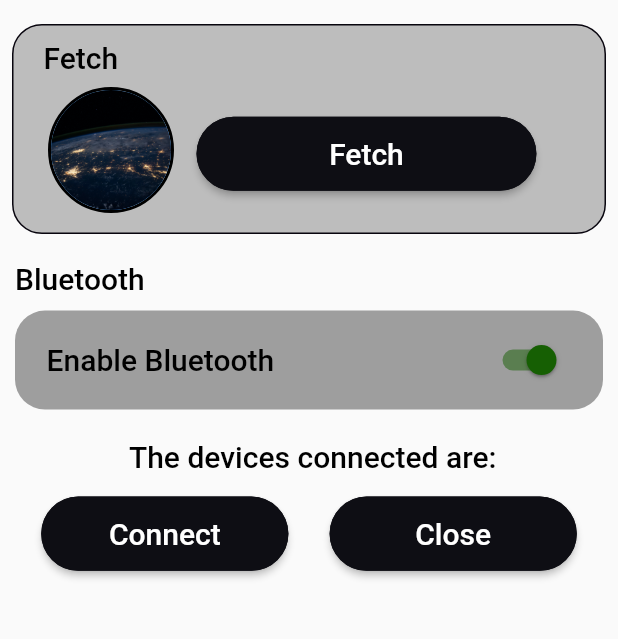
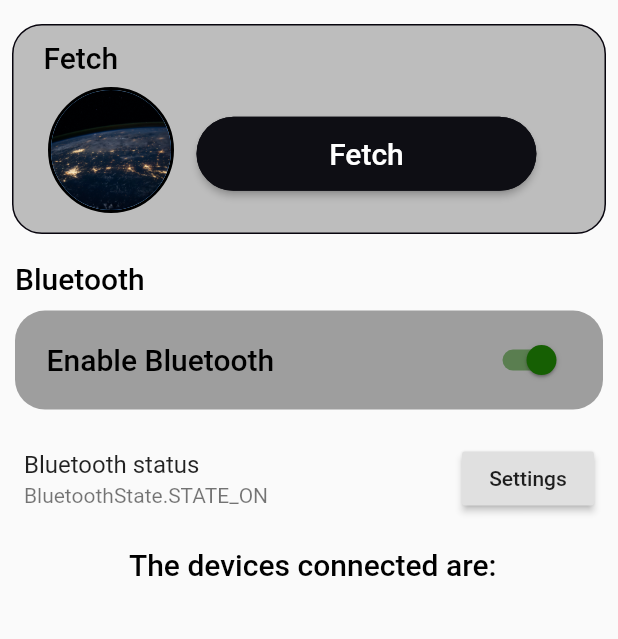
Before and after one commit to emilio-kariuki/wapi_registration, a Flutter app: the screen it shows after launch, on a phone screen of 412 x 824 dp, the part 54-693 px from its top. Run offline on Flutter 3.47's test engine with Material 2 defaults, Android fonts, the phone set to English and light mode, and no system bars; our stand-ins replace dropdown_formfield, flutter_bluetooth_serial, fluttertoast, get, google_fonts and 1 more; missing offline and left inert: dart:ffi, flutter_svprogresshud.

Commit message:
Fixed all the bluetooth issues

```diff
--- a/lib/screens/Home.dart
+++ b/lib/screens/Home.dart
@@ -1,4 +1,4 @@
-// ignore_for_file: unrelated_type_equality_checks
+// ignore_for_file: unrelated_type_equality_checks, deprecated_member_use
 
 import 'dart:async';
 import 'dart:ffi';
@@ -9,8 +9,9 @@ import 'package:flutter/material.dart';
 import 'package:fluttertoast/fluttertoast.dart';
 import 'package:get/get.dart';
 import 'package:google_fonts/google_fonts.dart';
-import 'package:wapi/screens/connect.dart';
 import 'package:wapi/screens/entry.dart';
+
+import 'DetailPage.dart';
 
 class Home extends StatefulWidget {
   final bool start;
@@ -20,97 +21,66 @@ class Home extends StatefulWidget {
   State<Home> createState() => _HomeState();
 }
 
-class _HomeState extends State<Home> {
-  List<bool> isSelected = [true, false];
-  bool status = false;
-
-  late StreamSubscription<BluetoothDiscoveryResult> _streamSubscription;
-  List<BluetoothDiscoveryResult> results = [];
-  late bool isDiscovering;
+class _HomeState extends State<Home> with WidgetsBindingObserver {
   BluetoothState _bluetoothState = BluetoothState.UNKNOWN;
 
-  String _address = "...";
-  String _name = "...";
+  List<BluetoothDevice> devices = <BluetoothDevice>[];
 
   @override
   void initState() {
     super.initState();
-
-    // Get current state
-    FlutterBluetoothSerial.instance.state.then((state) {
-      setState(() {
-        _bluetoothState = state;
-      });
-    });
-
-    Future.doWhile(() async {
-      // Wait if adapter not enabled
-      if (FlutterBluetoothSerial.instance == BluetoothBondState.bonded) {
-        return false;
-      }
-      await Future.delayed(const Duration(milliseconds: 0xDD));
-      return true;
-    }).then((_) {
-      // Update the address field
-      FlutterBluetoothSerial.instance.address.then((address) {
-        setState(() {
-          _address = address!;
-        });
-      });
-    });
-
-    FlutterBluetoothSerial.instance.name.then((name) {
-      setState(() {
-        _name = name!;
-      });
-    });
-
-    // Listen for futher state changes
-    FlutterBluetoothSerial.instance
-        .onStateChanged()
-        .listen((BluetoothState state) {
-      setState(() {
-        _bluetoothState = state;
-      });
-    });
-    isDiscovering = widget.start;
-    if (isDiscovering) {
-      _startDiscovery();
-    }
+    WidgetsBinding.instance?.addObserver(this);
+    _getBTState();
+    _stateChangeListener();
   }
 
   @override
   void dispose() {
-    FlutterBluetoothSerial.instance.setPairingRequestHandler(null);
+    WidgetsBinding.instance?.removeObserver(this);
     super.dispose();
   }
-  void _close() {
-    setState(() {
-        isDiscovering = false;
+
+  @override
+  void didChangeAppLifecycleState(AppLifecycleState state) {
+    if (state.index == 0) {
+      //resume
+      if (_bluetoothState.isEnabled) {
+        _listBondedDevices();
+      }
+    }
+  }
+
+  _getBTState() {
+    FlutterBluetoothSerial.instance.state.then((state) {
+      _bluetoothState = state;
+      if (_bluetoothState.isEnabled) {
+        _listBondedDevices();
+      }
+      setState(() {});
     });
   }
 
-  void _restartDiscovery() async {
-    await FlutterBluetoothSerial.instance.cancelDiscovery();
-    setState(() {
-      results.clear();
-      isDiscovering = true;
+  _stateChangeListener() {
+    FlutterBluetoothSerial.instance
+        .onStateChanged()
+        .listen((BluetoothState state) {
+      _bluetoothState = state;
+      if (_bluetoothState.isEnabled) {
+        _listBondedDevices();
+      } else {
+        devices.clear();
+      }
+      print("State isEnabled: ${state.isEnabled}");
+      setState(() {});
     });
-    _startDiscovery();
   }
 
-  void _startDiscovery() async {
-    await FlutterBluetoothSerial.instance.cancelDiscovery();
-    _streamSubscription =
-        FlutterBluetoothSerial.instance.startDiscovery().listen((r) {
-      setState(() {
-        results.add(r);
-      });
-    });
-    _streamSubscription.onDone(() {
-      setState(() {
-        isDiscovering = false;
-      });
+  _listBondedDevices() {
+    FlutterBluetoothSerial.instance
+        .getBondedDevices()
+        .then((List<BluetoothDevice> bondedDevices) {
+      devices = bondedDevices;
+      setState(() {});
     });
   }
 
@@ -149,16 +119,17 @@ class _HomeState extends State<Home> {
             child: Container(
                 height: size.height * 0.17,
                 decoration: BoxDecoration(
-                  border: Border.all(width: 1, color: const Color.fromARGB(255, 8, 5, 14)),
+                    border: Border.all(
+                        width: 1, color: const Color.fromARGB(255, 8, 5, 14)),
                     color: const Color.fromARGB(255, 189, 189, 189),
                     borderRadius: BorderRadius.circular(20)),
                 child: Column(
                   children: [
                     Row(
                       mainAxisAlignment: MainAxisAlignment.start,
-                      children: const[
+                      children: const [
                         SizedBox(width: 10),
-                         Action(action: "Fetch",color: Colors.black),
+                        Action(action: "Fetch", color: Colors.black),
                       ],
                     ),
                     Padding(
@@ -169,8 +140,8 @@ class _HomeState extends State<Home> {
                           Container(
                             decoration: BoxDecoration(
                                 shape: BoxShape.circle,
-                              border: Border.all(width: 2, color: Colors.black)
-                            ),
+                                border:
+                                    Border.all(width: 2, color: Colors.black)),
                             child: const CircleAvatar(
                               radius: 40,
                               backgroundImage: AssetImage("assets/globe.jpg"),
@@ -181,16 +152,14 @@ class _HomeState extends State<Home> {
                               width: 0.55,
                               size: size,
                               actionString: "Fetch",
-                              action: () {
-                                Get.to(MainPage());
-                              }),
+                              action: () {}),
                         ],
                       ),
                     ),
                   ],
                 )),
           ),
-          const Action(action: "Bluetooth",color: Colors.black),
+          const Action(action: "Bluetooth", color: Colors.black),
           Padding(
             padding: const EdgeInsets.all(10.0),
             child: Container(
@@ -223,58 +192,46 @@ class _HomeState extends State<Home> {
               ),
             ),
           ),
+          ListTile(
+            title: const Text('Bluetooth status'),
+            subtitle: Text(_bluetoothState.toString()),
+            trailing: RaisedButton(
+              child: const Text('Settings'),
+              onPressed: () {
+                FlutterBluetoothSerial.instance.openSettings();
+              },
+            ),
+          ),
           Row(
             mainAxisAlignment: MainAxisAlignment.center,
             children: const [
-              Action(action: "The devices connected are: ",color: Colors.black),
-            ],
-          ),
-          Row(
-            mainAxisAlignment: MainAxisAlignment.spaceEvenly,
-            children: [
-              isDiscovering
-              ? FittedBox(
-                  child: Container(
-                    margin: const EdgeInsets.all(16.0),
-                    child: const CircularProgressIndicator(
-                      valueColor: AlwaysStoppedAnimation<Color>(
-                          Color.fromARGB(255, 116, 13, 13)),
-                    ),
-                  ),
-                )
-              : Button(
-                width: 0.4,
-                  size: size,
-                  actionString: "Connect",
-                  action: _restartDiscovery),
-
-              Button(
-                width: 0.4,
-                  size: size,
-                  actionString: "Close",
-                  action: _close),
+              Action(
+                  action: "The devices connected are: ", color: Colors.black),
             ],
           ),
           SizedBox(
             height: size.height * 0.008,
           ),
-          ListView.builder(
+          ListView(
               shrinkWrap: true,
-            itemCount: results.length,
-            itemBuilder: (BuildContext context, index) {
-              BluetoothDiscoveryResult result = results[index];
-              return BluetoothDeviceListEntry(
-                device: result.device,
-                rssi: result.rssi,
+              children: devices
+                  .map((_device) => BluetoothDeviceListEntry(
+                        device: _device,
+                        enabled: true,
+                        // rssi: _device.RSSI,
                         onTap: () {
-                  Navigator.of(context).pop(result.device);
+                          _startCameraConnect(context, _device);
                         },
-              );
-            },
-          ),
+                      ))
+                  .toList()),
         ],
       ),
     )));
+  }
+  void _startCameraConnect(BuildContext context, BluetoothDevice server) {
+    Navigator.of(context).push(MaterialPageRoute(builder: (context) {
+      return DetailPage(server: server);
+    }));
   }
 }
 
@@ -326,7 +283,8 @@ class Action extends StatelessWidget {
   final Color color;
   const Action({
     Key? key,
-    required this.action, required this.color,
+    required this.action,
+    required this.color,
   }) : super(key: key);
 
   @override
@@ -342,4 +300,5 @@ class Action extends StatelessWidget {
       ]),
     );
   }
+
 }
--- a/lib/screens/chat.dart
+++ b/lib/screens/chat.dart
@@ -30,12 +30,12 @@ class _ChatPage extends State<ChatPage> {
   List<_Message> messages = [];
   String _messageBuffer = '';
 
-  final TextEditingController textEditingController =
-      TextEditingController();
+  final TextEditingController textEditingController = TextEditingController();
   final ScrollController listScrollController = ScrollController();
 
   bool isConnecting = true;
   bool isDisconnecting = false;
+
 
   @override
   void initState() {
--- a/lib/screens/entry.dart
+++ b/lib/screens/entry.dart
@@ -4,7 +4,7 @@ import 'package:flutter_bluetooth_serial/flutter_bluetooth_serial.dart';
 class BluetoothDeviceListEntry extends ListTile {
   BluetoothDeviceListEntry({Key? key,
     required BluetoothDevice device,
-    required rssi,
+    // required rssi,
     required GestureTapCallback onTap,
     bool enabled = true,
   }) : super(key: key,
@@ -14,32 +14,32 @@ class BluetoothDeviceListEntry extends ListTile {
           // @TODO . !BluetoothClass! class aware icon
           title: Text(device.name ?? "Unknown device"),
           subtitle: Text(device.address.toString()),
-          trailing: Row(
-            mainAxisSize: MainAxisSize.min,
-            children: <Widget>[
-              rssi != null
-                  ? Container(
-                      margin: const EdgeInsets.all(8.0),
-                      child: DefaultTextStyle(
-                        style: _computeTextStyle(rssi),
-                        child: Column(
-                          mainAxisSize: MainAxisSize.min,
-                          children: <Widget>[
-                            Text(rssi.toString()),
-                            const Text('dBm'),
-                          ],
-                        ),
-                      ),
-                    )
-                  : const SizedBox(width: 0, height: 0),
-              device.isConnected
-                  ? const Icon(Icons.import_export)
-                  : const SizedBox(width: 0, height: 0),
-              device.isBonded
-                  ? const Icon(Icons.link)
-                  : const SizedBox(width: 0, height: 0),
-            ],
-          ),
+          // trailing: Row(
+          //   mainAxisSize: MainAxisSize.min,
+          //   children: <Widget>[
+          //     rssi != null
+          //         ? Container(
+          //             margin: const EdgeInsets.all(8.0),
+          //             child: DefaultTextStyle(
+          //               style: _computeTextStyle(rssi),
+          //               child: Column(
+          //                 mainAxisSize: MainAxisSize.min,
+          //                 children: <Widget>[
+          //                   Text(rssi.toString()),
+          //                   const Text('dBm'),
+          //                 ],
+          //               ),
+          //             ),
+          //           )
+          //         : const SizedBox(width: 0, height: 0),
+          //     device.isConnected
+          //         ? const Icon(Icons.import_export)
+          //         : const SizedBox(width: 0, height: 0),
+          //     device.isBonded
+          //         ? const Icon(Icons.link)
+          //         : const SizedBox(width: 0, height: 0),
+          //   ],
+          // ),
         );
 
   static TextStyle _computeTextStyle(int rssi) {
--- a/pubspec.yaml
+++ b/pubspec.yaml
@@ -38,6 +38,9 @@ dependencies:
   flutter_bluetooth_serial: ^0.4.0
   fluttertoast: ^8.0.9
   get: ^4.6.1
+  dropdown_formfield: ^0.1.4
+  photo_view: ^0.13.0
+  flutter_svprogresshud: ^1.0.0
 
 dev_dependencies:
   flutter_test:
```
Also changed, not shown: lib/screens/DetailPage.dart (added, +218 -0 lines), lib/screens/connect.dart (deleted, +0 -157 lines), lib/screens/discovery.dart (deleted, +0 -90 lines), pubspec.lock, 1 other file. Lines whose indentation alone changed are shown as unchanged.
